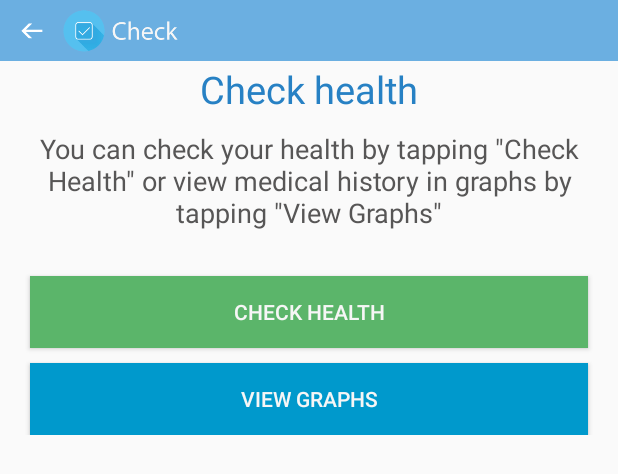
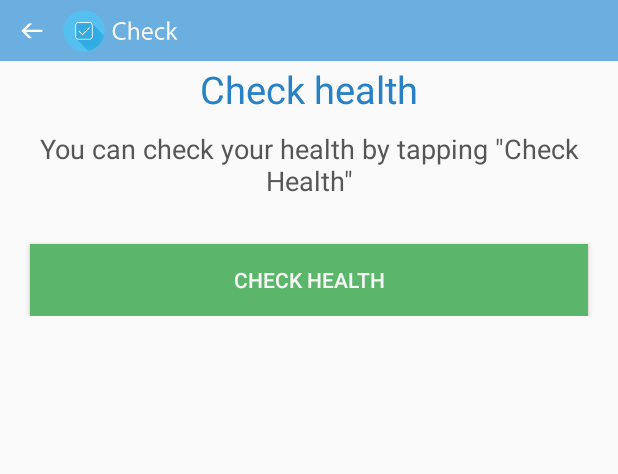
Before and after one commit to VladislavsIgnatjevs/dialysisApp, an Android app: the layout activity_healthcheck.xml on its own in the app's theme, with its tools: preview values and no code run, on a phone screen of 412 x 824 dp. Shown: the top 474 px of the screen. Run offline under Robolectric (Android 15) with nearby library versions, the phone set to English and light mode, and no system bars.

Commit message:
graph check removed + minor refactor

```diff
--- a/app/src/main/java/vladislavsignatjevs/renaldyalisys/Healthcheck.java
+++ b/app/src/main/java/vladislavsignatjevs/renaldyalisys/Healthcheck.java
@@ -62,7 +62,7 @@ public class Healthcheck extends Activity {
         pDialog = new ProgressDialog(this);
         pDialog.setCancelable(false);
         checkHealthButton = (Button) findViewById(R.id.checkHealthButton);
-        viewGraphsButton = (Button) findViewById(R.id.viewGraphsButton);
+//        viewGraphsButton = (Button) findViewById(R.id.viewGraphsButton);
 
         // SqLite database handler
         db = new SQLiteHandler(getApplicationContext());
@@ -88,13 +88,13 @@ public class Healthcheck extends Activity {
             }
         });
 
-        viewGraphsButton.setOnClickListener(new View.OnClickListener() {
-            public void onClick(View view) {
-                // Launching graphs
-                Intent intent = new Intent(Healthcheck.this, Healthchecks_view_graphs.class);
-                startActivity(intent);
-            }
-        });
+//        viewGraphsButton.setOnClickListener(new View.OnClickListener() {
+//            public void onClick(View view) {
+//                // Launching graphs
+//                Intent intent = new Intent(Healthcheck.this, Healthchecks_view_graphs.class);
+//                startActivity(intent);
+//            }
+//        });
 
 
        // requestProfile(userData.get("uid"));
--- a/app/src/main/res/layout/activity_healthcheck.xml
+++ b/app/src/main/res/layout/activity_healthcheck.xml
@@ -64,16 +64,16 @@
                 android:text="@string/healthcheck_title"
                 android:textColor="@color/btn_login" />
 
-            <Button
-                android:id="@+id/viewGraphsButton"
-                android:layout_width="fill_parent"
-                android:layout_height="wrap_content"
-                android:layout_marginTop="10dip"
-                android:layout_marginLeft="20dp"
-                android:layout_marginRight="20dp"
-                android:background="@color/sky"
-                android:text="@string/healthcheck_test_viewGraphs"
-                android:textColor="@color/btn_login" />
+            <!--<Button-->
+                <!--android:id="@+id/viewGraphsButton"-->
+                <!--android:layout_width="fill_parent"-->
+                <!--android:layout_height="wrap_content"-->
+                <!--android:layout_marginTop="10dip"-->
+                <!--android:layout_marginLeft="20dp"-->
+                <!--android:layout_marginRight="20dp"-->
+                <!--android:background="@color/sky"-->
+                <!--android:text="@string/healthcheck_test_viewGraphs"-->
+                <!--android:textColor="@color/btn_login" />-->
 
         </LinearLayout>
     </ScrollView>
--- a/app/src/main/res/values/strings.xml
+++ b/app/src/main/res/values/strings.xml
@@ -156,7 +156,7 @@
     <string name="healthcheck_last_check">Last checked:</string>
     <string name="healthcheck_test_history">Lab test history</string>
     <string name="healthcheck_test_viewGraphs">View graphs</string>
-    <string name="healthcheck_test_description">You can check your health by tapping \"Check Health\" or view medical history in graphs by tapping \"View Graphs\"</string>
+    <string name="healthcheck_test_description">You can check your health by tapping \"Check Health\""</string>
 
     <!-- Healthcheck check health activity-->
     <string name="healthcheck_heading">Health Check Result:</string>
```
Also changed, not shown: app/src/main/res/drawable/sample_2.png (deleted), app/src/main/res/drawable/sample_3.png (deleted), app/src/main/res/drawable/sample_4.png (deleted), app/src/main/res/drawable/sample_5.png (deleted), app/src/main/res/drawable/sample_6.png (deleted), app/src/main/res/drawable/sample_7.png (deleted), 1 other file.
